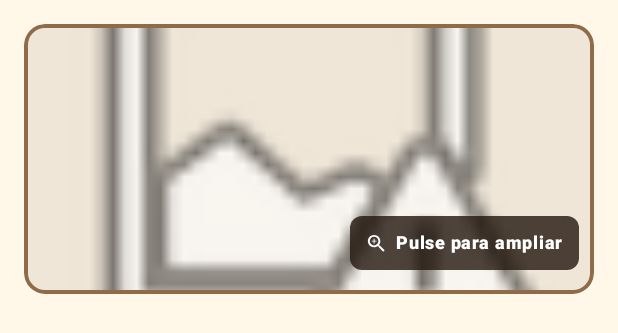
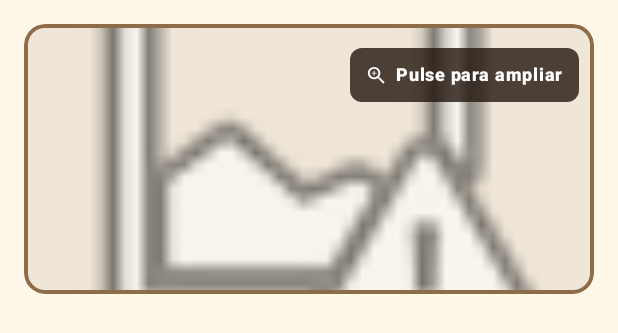
Before and after one commit to alexcomesanagz/miTallerCarpinteria, an Android app built with Jetpack Compose: the @Preview function TarjetaImagenAmpliableSinRutaPreview, on a phone screen of 412 x 824 dp. Shown: the top 333 px of the screen. Run offline under Robolectric (Android 15) with nearby library versions, the phone set to English and light mode, and no system bars; pictures from the network do not load.

Commit message:
cambio de posicion en el boton ampliable

```diff
--- a/app/src/main/java/com/carpinteria/mitallercarpinteria/ui/componentes/ComponenteTarjetaImagenAmpliable.kt
+++ b/app/src/main/java/com/carpinteria/mitallercarpinteria/ui/componentes/ComponenteTarjetaImagenAmpliable.kt
@@ -69,7 +69,7 @@ fun TarjetaImagenAmpliable(
         Surface(
             onClick = onAmpliarClick, // Lanza la acción aquí también
             modifier = Modifier
-                .align(Alignment.BottomEnd)
+                .align(Alignment.TopEnd)
                 .padding(10.dp),
             shape = RoundedCornerShape(8.dp),
             color = Color(0xCC24170E)
```
